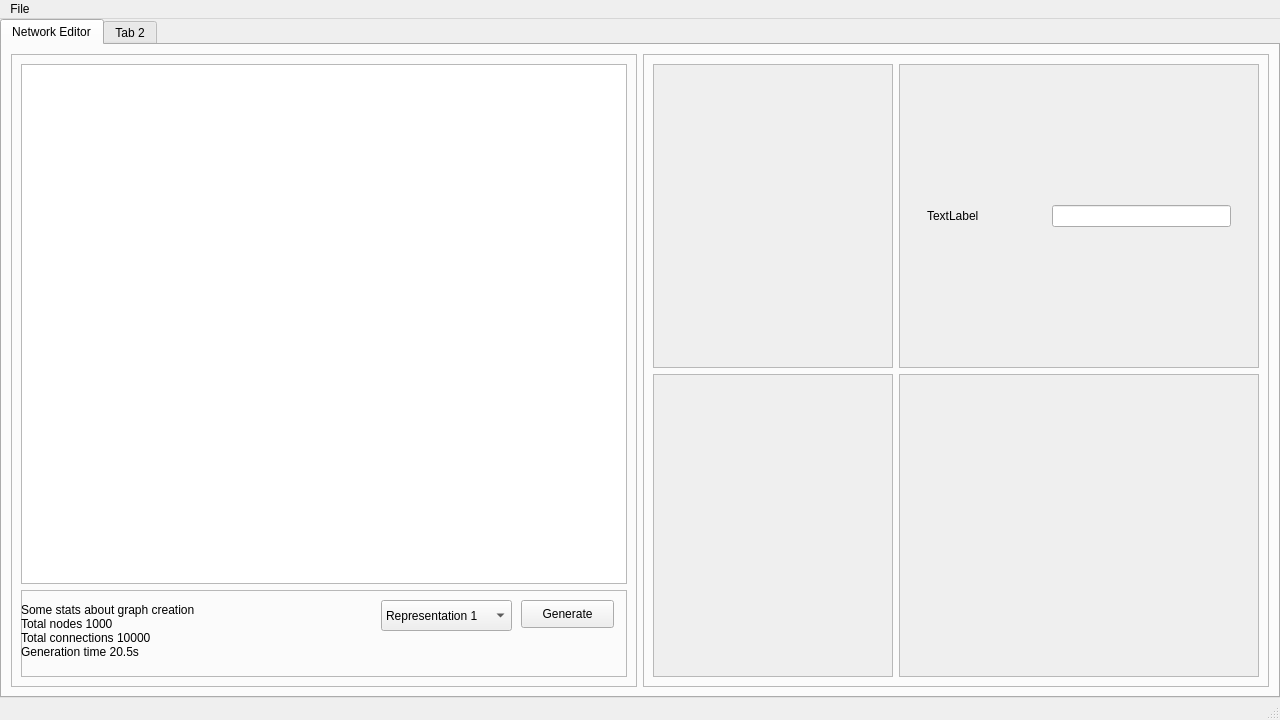
First picture: the form in qt/NetworkEdit/main.ui, repository Ayamur0/EpidemicsSimulator, before the edit.
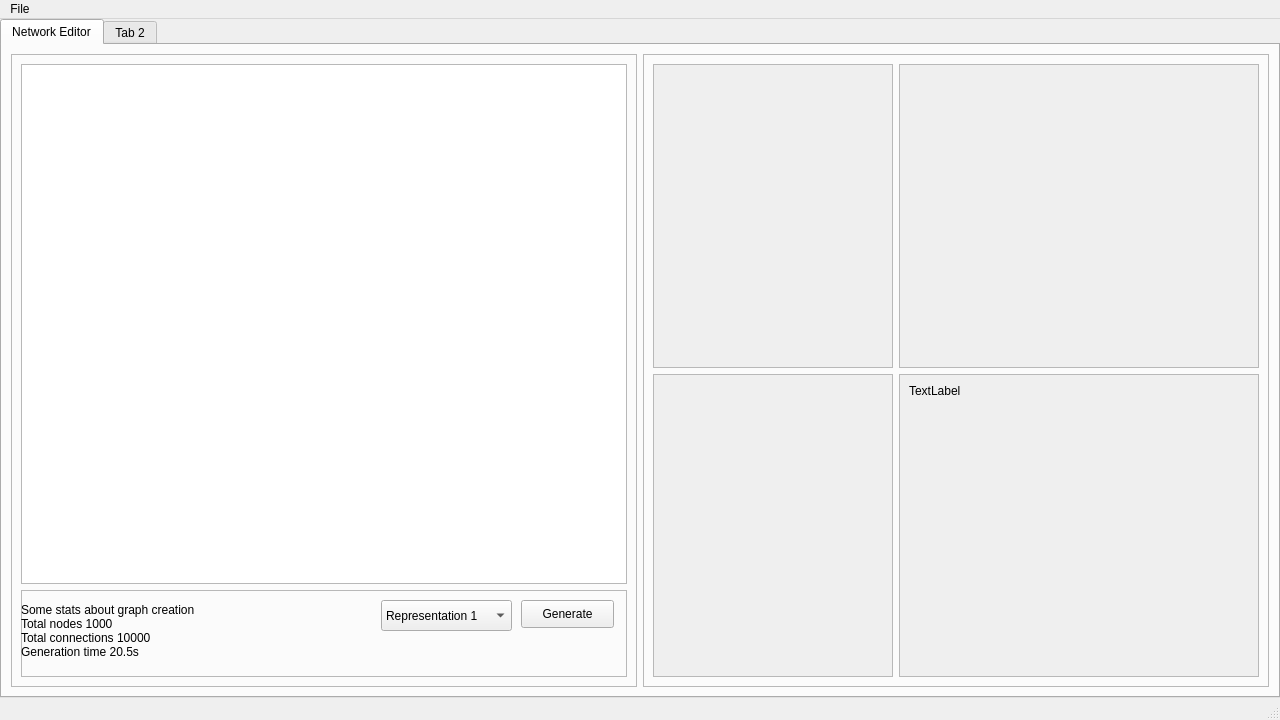
Second picture: the form after the edit.

Commit message: Fix imports Create __init__.py files for each package Add functions to edit and view group properties in ui

```diff
--- a/qt/NetworkEdit/main.ui
+++ b/qt/NetworkEdit/main.ui
@@ -224,51 +224,10 @@
                 <height>292</height>
                </rect>
               </property>
-              <layout class="QVBoxLayout" name="verticalLayout">
-               <item>
-                <widget class="QWidget" name="group_list_item" native="true">
-                 <property name="autoFillBackground">
-                  <bool>false</bool>
-                 </property>
-                 <layout class="QHBoxLayout" name="horizontalLayout_2">
-                  <item>
-                   <widget class="QWidget" name="widget" native="true">
-                    <property name="sizePolicy">
-                     <sizepolicy hsizetype="Preferred" vsizetype="Preferred">
-                      <horstretch>0</horstretch>
-                      <verstretch>0</verstretch>
-                     </sizepolicy>
-                    </property>
-                    <layout class="QHBoxLayout" name="horizontalLayout_3">
-                     <item>
-                      <widget class="QLabel" name="label">
-                       <property name="sizePolicy">
-                        <sizepolicy hsizetype="Preferred" vsizetype="Preferred">
-                         <horstretch>2</horstretch>
-                         <verstretch>0</verstretch>
-                        </sizepolicy>
-                       </property>
-                       <property name="text">
-                        <string>TextLabel</string>
-                       </property>
-                      </widget>
-                     </item>
-                     <item>
-                      <widget class="QLineEdit" name="lineEdit">
-                       <property name="sizePolicy">
-                        <sizepolicy hsizetype="Expanding" vsizetype="Fixed">
-                         <horstretch>3</horstretch>
-                         <verstretch>0</verstretch>
-                        </sizepolicy>
-                       </property>
-                      </widget>
-                     </item>
-                    </layout>
-                   </widget>
-                  </item>
-                 </layout>
-                </widget>
-               </item>
+              <layout class="QFormLayout" name="formLayout">
+               <property name="formAlignment">
+                <set>Qt::AlignLeading|Qt::AlignLeft|Qt::AlignTop</set>
+               </property>
               </layout>
              </widget>
             </widget>
@@ -293,7 +252,15 @@
                 <height>291</height>
                </rect>
               </property>
-              <layout class="QVBoxLayout" name="verticalLayout_5"/>
+              <layout class="QFormLayout" name="formLayout_2">
+               <item row="0" column="0">
+                <widget class="QLabel" name="label_2">
+                 <property name="text">
+                  <string>TextLabel</string>
+                 </property>
+                </widget>
+               </item>
+              </layout>
              </widget>
             </widget>
            </item>
```
Left out of the diff: 2 changed lines with no effect on the pictures. The commit also changes 15 other files.
